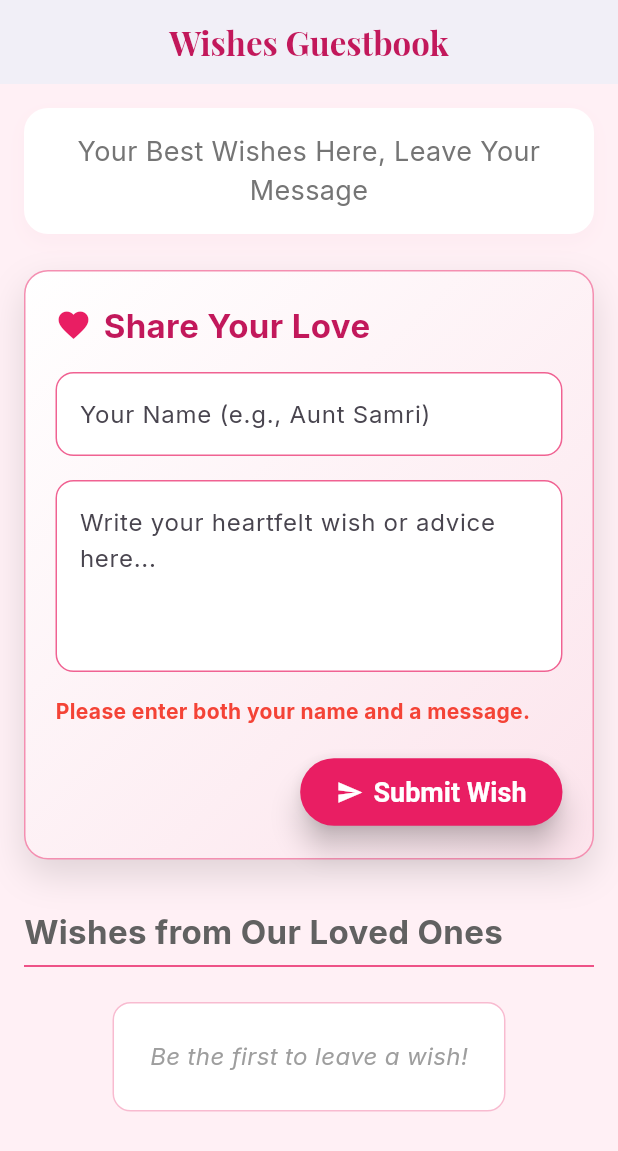
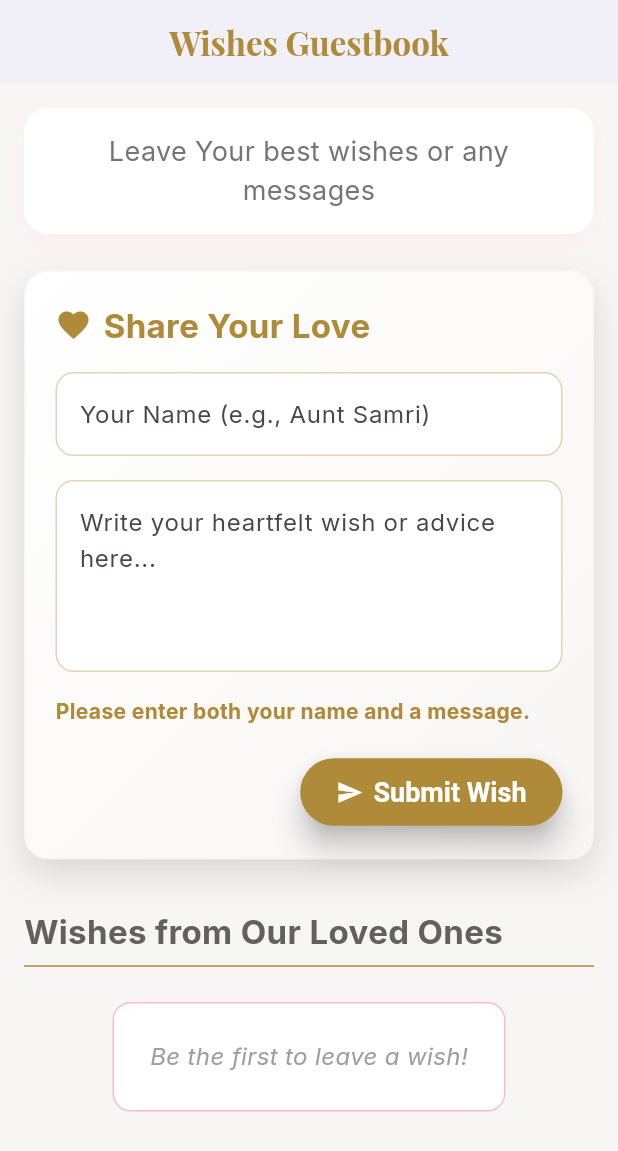
Before and after one commit to Fisha-Wubshet/guest_wish_app, a Flutter app: the screen it shows after launch, after a tap on "Submit Wish", on a phone screen of 412 x 824 dp. Shown: the top 1151 px of the screen. Run offline on Flutter 3.47's test engine with Material 3 defaults, Android fonts, the phone set to English and light mode, and no system bars; our stand-ins replace cloud_firestore, firebase_auth, firebase_core, google_fonts; accounts and stored records are empty; network calls fail.

Commit message:
color change

```diff
--- /dev/null
+++ b/lib/Utils/brandColor.dart
@@ -0,0 +1,4 @@
+import 'dart:ui';
+const primaryColor = Color(0xFFaf8b39);
+const borderColor = Color(0x5Faf8b39);
+const backgroundColor= Color(0xFFf8f6f4);
--- a/lib/main.dart
+++ b/lib/main.dart
@@ -3,6 +3,7 @@ import 'package:firebase_core/firebase_core.dart';
 import 'package:firebase_auth/firebase_auth.dart';
 import 'package:cloud_firestore/cloud_firestore.dart';
 import 'package:google_fonts/google_fonts.dart';
+import 'package:guest_wish_app/Utils/brandColor.dart';
 
 // NOTE: In a real Flutter project, the 'firebase_options.dart' file is generated
 // by the 'flutterfire configure' command and contains your specific keys.
@@ -45,7 +46,7 @@ class WishApp extends StatelessWidget {
       // Using Inter and Playfair Display for an elegant look
       theme: ThemeData(
         primarySwatch: Colors.pink,
-        scaffoldBackgroundColor: const Color(0xFFFFF0F5), // Soft Pink Background
+        scaffoldBackgroundColor: backgroundColor, // Soft Pink Background
         textTheme: GoogleFonts.interTextTheme(
           Theme.of(context).textTheme,
         ),
@@ -186,7 +187,7 @@ class _WishHomePageState extends State<WishHomePage> {
           'Wishes Guestbook',
           style: GoogleFonts.playfairDisplay(
             fontWeight: FontWeight.bold,
-            color: Colors.pink.shade700,
+            color: primaryColor,
           ),
         ),
         centerTitle: true,
@@ -218,18 +219,13 @@ class _WishHomePageState extends State<WishHomePage> {
                   child: Column(
                     children: [
                       Text(
-                        'Your Best Wishes Here, Leave Your Message',
+                        'Leave Your best wishes or any messages',
                         style: TextStyle(
                           fontSize: 18,
                           color: Colors.grey.shade600,
                         ),
                         textAlign: TextAlign.center,
                       ),
-                      // const SizedBox(height: 10),
-                      // Text(
-                      //   'User ID: $_userId',
-                      //   style: TextStyle(fontSize: 10, color: Colors.grey.shade400),
-                      // ),
                     ],
                   ),
                 ),
@@ -254,12 +250,12 @@ class _WishHomePageState extends State<WishHomePage> {
       padding: const EdgeInsets.all(20),
       decoration: BoxDecoration(
         gradient: LinearGradient(
-          colors: [Colors.white, Colors.pink.shade50!],
+          colors: [Colors.white, backgroundColor],
           begin: Alignment.topLeft,
           end: Alignment.bottomRight,
         ),
         borderRadius: BorderRadius.circular(16),
-        border: Border.all(color: Colors.pink.shade200, width: 1),
+        border: Border.all(color: backgroundColor, width: 1),
         boxShadow: const [
           BoxShadow(
             color: Colors.black12,
@@ -273,14 +269,14 @@ class _WishHomePageState extends State<WishHomePage> {
         children: <Widget>[
           Row(
             children: [
-              Icon(Icons.favorite, color: Colors.pink.shade500, size: 24),
+              Icon(Icons.favorite, color: primaryColor, size: 24),
               const SizedBox(width: 8),
               Text(
                 'Share Your Love',
                 style: TextStyle(
                   fontSize: 22,
                   fontWeight: FontWeight.bold,
-                  color: Colors.pink.shade700,
+                  color: primaryColor,
                 ),
               ),
             ],
@@ -295,15 +291,15 @@ class _WishHomePageState extends State<WishHomePage> {
               fillColor: Colors.white,
               border: OutlineInputBorder(
                 borderRadius: BorderRadius.circular(12),
-                borderSide: BorderSide(color: Colors.pink.shade300),
+                borderSide: BorderSide(color: borderColor),
               ),
               enabledBorder: OutlineInputBorder(
                 borderRadius: BorderRadius.circular(12),
-                borderSide: BorderSide(color: Colors.pink.shade300),
+                borderSide: BorderSide(color: borderColor),
               ),
               focusedBorder: OutlineInputBorder(
                 borderRadius: BorderRadius.circular(12),
-                borderSide: BorderSide(color: Colors.pink.shade500, width: 2),
+                borderSide: BorderSide(color: borderColor, width: 2),
               ),
             ),
           ),
@@ -318,15 +314,15 @@ class _WishHomePageState extends State<WishHomePage> {
               fillColor: Colors.white,
               border: OutlineInputBorder(
                 borderRadius: BorderRadius.circular(12),
-                borderSide: BorderSide(color: Colors.pink.shade300),
+                borderSide: BorderSide(color: borderColor),
               ),
               enabledBorder: OutlineInputBorder(
                 borderRadius: BorderRadius.circular(12),
-                borderSide: BorderSide(color: Colors.pink.shade300),
+                borderSide: BorderSide(color: borderColor),
               ),
               focusedBorder: OutlineInputBorder(
                 borderRadius: BorderRadius.circular(12),
-                borderSide: BorderSide(color: Colors.pink.shade500, width: 2),
+                borderSide: BorderSide(color: borderColor, width: 2),
               ),
             ),
           ),
@@ -335,7 +331,7 @@ class _WishHomePageState extends State<WishHomePage> {
               padding: const EdgeInsets.only(top: 16.0),
               child: Text(
                 _error!,
-                style: const TextStyle(color: Colors.red, fontWeight: FontWeight.bold),
+                style: const TextStyle(color: primaryColor, fontWeight: FontWeight.bold),
               ),
             ),
           const SizedBox(height: 20),
@@ -354,7 +350,7 @@ class _WishHomePageState extends State<WishHomePage> {
               label: Text(_isLoading ? 'Sending...' : 'Submit Wish'),
               style: ElevatedButton.styleFrom(
                 foregroundColor: Colors.white,
-                backgroundColor: Colors.pink.shade500,
+                backgroundColor: primaryColor,
                 padding: const EdgeInsets.symmetric(horizontal: 24, vertical: 12),
                 shape: RoundedRectangleBorder(
                   borderRadius: BorderRadius.circular(30),
@@ -381,7 +377,7 @@ class _WishHomePageState extends State<WishHomePage> {
             color: Colors.grey.shade700,
           ),
         ),
-        const Divider(color: Colors.pink),
+        const Divider(color: primaryColor),
         const SizedBox(height: 16),
 
         // StreamBuilder to listen for real-time changes
@@ -392,7 +388,7 @@ class _WishHomePageState extends State<WishHomePage> {
               return const Center(
                 child: Padding(
                   padding: EdgeInsets.all(24.0),
-                  child: CircularProgressIndicator(color: Colors.pink),
+                  child: CircularProgressIndicator(color: borderColor),
                 ),
               );
             }
@@ -474,7 +470,7 @@ class WishCard extends StatelessWidget {
         color: Colors.white,
         borderRadius: BorderRadius.circular(16),
         // Pink border top for visual flair
-        border: Border(top: BorderSide(color: Colors.pink.shade300, width: 4)),
+        border: Border(top: BorderSide(color: borderColor, width: 4)),
         boxShadow: const [
           BoxShadow(
             color: Colors.black12,
@@ -504,14 +500,14 @@ class WishCard extends StatelessWidget {
             children: <Widget>[
               Row(
                 children: [
-                  Icon(Icons.favorite, size: 16, color: Colors.pink.shade600),
+                  Icon(Icons.favorite, size: 16, color: primaryColor),
                   const SizedBox(width: 4),
                   Text(
                     name,
                     style: TextStyle(
                       fontSize: 14,
                       fontWeight: FontWeight.bold,
-                      color: Colors.pink.shade600,
+                      color: primaryColor,
                     ),
                   ),
                 ],
```
